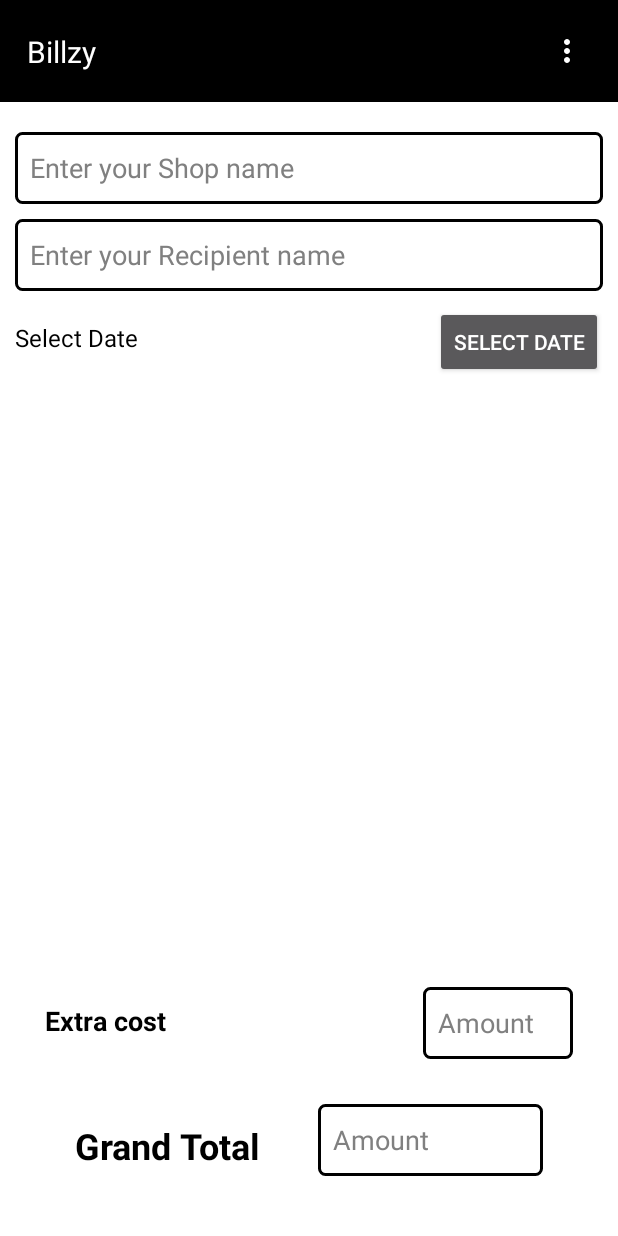
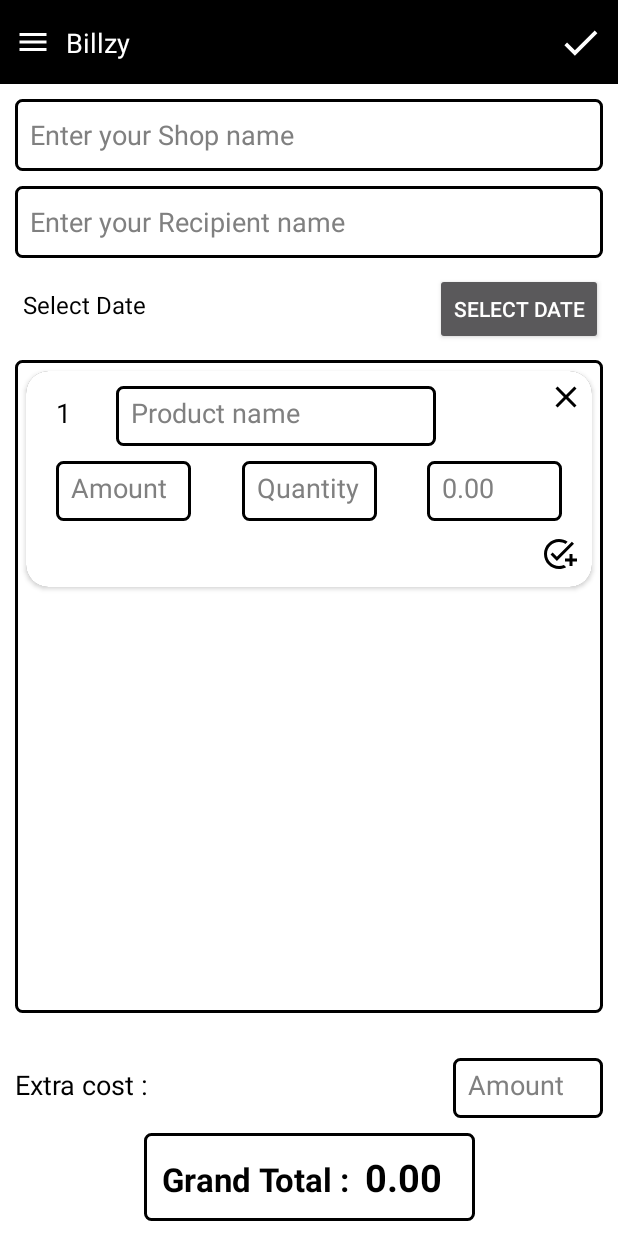
Before and after one commit to Nikson-Daniel/Billzy_Java, an Android app: the screen it shows after launch (MainActivity), on a phone screen of 412 x 824 dp. Run offline under Robolectric (Android 15) with nearby library versions, the phone set to English and light mode, and no system bars.

Commit message:
Main page update

```diff
--- a/Billzy_Android/app/build.gradle
+++ b/Billzy_Android/app/build.gradle
@@ -14,6 +14,10 @@ android {
         versionName "1.0"
 
         testInstrumentationRunner "androidx.test.runner.AndroidJUnitRunner"
+    }
+
+    buildFeatures {
+        viewBinding true
     }
 
     buildTypes {
--- a/Billzy_Android/app/src/main/java/com/example/billzyandroid/MainActivity.java
+++ b/Billzy_Android/app/src/main/java/com/example/billzyandroid/MainActivity.java
@@ -2,13 +2,76 @@ package com.example.billzyandroid;
 
 import androidx.appcompat.app.AppCompatActivity;
 
+import android.app.DatePickerDialog;
 import android.os.Bundle;
+import android.view.LayoutInflater;
+import android.view.View;
+import android.widget.DatePicker;
+import android.widget.LinearLayout;
+
+
+import com.example.billzyandroid.databinding.ActivityMainBinding;
+
+import java.util.Calendar;
 
 public class MainActivity extends AppCompatActivity {
+
+    private ActivityMainBinding binding;
 
     @Override
     protected void onCreate(Bundle savedInstanceState) {
         super.onCreate(savedInstanceState);
-        setContentView(R.layout.activity_main);
+        binding = ActivityMainBinding.inflate(getLayoutInflater());
+        View view = binding.getRoot();
+        setContentView(view);
+
+        binding.mDateButton.setOnClickListener(new View.OnClickListener() {
+            @Override
+            public void onClick(View v) {
+                setDate();
+            }
+        });
+
+        binding.tlbr.mCheck.setOnClickListener(new View.OnClickListener() {
+            @Override
+            public void onClick(View v) {
+                toolBarChk();
+            }
+        });
+
+        binding.mCard.addCard.setOnClickListener(new View.OnClickListener() {
+            @Override
+            public void onClick(View v) {
+                addCard();
+            }
+        });
+
+    }
+
+    private void setDate(){
+        Calendar calendar = Calendar.getInstance();
+        int year = calendar.get(Calendar.YEAR);
+        int month = calendar.get(Calendar.MONTH);
+        int date = calendar.get(Calendar.DATE);
+
+        DatePickerDialog datePickerDialog = new DatePickerDialog(this, new DatePickerDialog.OnDateSetListener() {
+            @Override
+            public void onDateSet(DatePicker view, int year, int month, int dayOfMonth) {
+                String showDate =  date+" / "+(month+1)+" / "+year;
+                binding.mDateText.setText(showDate);
+                binding.mDateButton.setText(R.string.change_date);
+            }
+        }, year, month, date);
+        datePickerDialog.show();
+    }
+
+    private void toolBarChk(){
+
+    }
+
+    private void addCard(){
+        LinearLayout ll = binding.ll;
+        View element = LayoutInflater.from(this).inflate(R.layout.card, ll, false);
+        ll.addView(element);
     }
 }
--- /dev/null
+++ b/Billzy_Android/app/src/main/res/drawable/fore_ground.xml
@@ -0,0 +1,15 @@
+<?xml version="1.0" encoding="utf-8"?>
+<selector xmlns:android="http://schemas.android.com/apk/res/android">
+    <item android:state_pressed="true">
+        <shape android:shape="rectangle">
+            <solid android:color="@color/grey"/>
+            <corners android:radius="10dp" />
+        </shape>
+    </item>
+    <item android:state_focused="true" android:state_enabled="true">
+        <shape android:shape="rectangle">
+            <solid android:color="#0f000000"/>
+            <corners android:radius="10dp" />
+        </shape>
+    </item>
+</selector>
--- /dev/null
+++ b/Billzy_Android/app/src/main/res/drawable/ic_baseline_check_24.xml
@@ -0,0 +1,5 @@
+<vector android:height="24dp" android:tint="#FFFFFF"
+    android:viewportHeight="24" android:viewportWidth="24"
+    android:width="24dp" xmlns:android="http://schemas.android.com/apk/res/android">
+    <path android:fillColor="@android:color/white" android:pathData="M9,16.17L4.83,12l-1.42,1.41L9,19 21,7l-1.41,-1.41z"/>
+</vector>
--- /dev/null
+++ b/Billzy_Android/app/src/main/res/drawable/ic_baseline_menu_24.xml
@@ -0,0 +1,5 @@
+<vector android:height="24dp" android:tint="#FFFFFF"
+    android:viewportHeight="24" android:viewportWidth="24"
+    android:width="24dp" xmlns:android="http://schemas.android.com/apk/res/android">
+    <path android:fillColor="@android:color/white" android:pathData="M3,18h18v-2L3,16v2zM3,13h18v-2L3,11v2zM3,6v2h18L21,6L3,6z"/>
+</vector>
--- a/Billzy_Android/app/src/main/res/layout/activity_main.xml
+++ b/Billzy_Android/app/src/main/res/layout/activity_main.xml
@@ -12,7 +12,7 @@
         android:id="@+id/tlbr"
         layout="@layout/toolbar"
         android:layout_width="match_parent"
-        android:layout_height="wrap_content"
+        android:layout_height="?attr/actionBarSize"
         app:layout_constraintEnd_toEndOf="parent"
         app:layout_constraintStart_toStartOf="parent"
         app:layout_constraintTop_toTopOf="parent" />
@@ -22,7 +22,7 @@
         android:layout_width="match_parent"
         android:layout_height="wrap_content"
         android:layout_marginStart="10dp"
-        android:layout_marginTop="20dp"
+        android:layout_marginTop="10dp"
         android:layout_marginEnd="10dp"
         android:background="@drawable/edit_text_bg"
         android:ems="10"
@@ -30,6 +30,7 @@
         android:inputType="textPersonName"
         android:minHeight="48dp"
         android:padding="10dp"
+        android:textColor="@color/black"
         android:textColorHint="@color/grey"
         app:layout_constraintEnd_toEndOf="parent"
         app:layout_constraintStart_toStartOf="parent"
@@ -48,28 +49,48 @@
         android:inputType="textPersonName"
         android:minHeight="48dp"
         android:padding="10dp"
+        android:textColor="@color/black"
         android:textColorHint="@color/grey"
         app:layout_constraintEnd_toEndOf="parent"
         app:layout_constraintStart_toStartOf="parent"
         app:layout_constraintTop_toBottomOf="@+id/editTextTextPersonName5" />
 
-    <ListView
+    <ScrollView
+        android:id="@+id/scroll"
         android:layout_width="match_parent"
-        android:layout_height="wrap_content"
+        android:layout_height="0dp"
         android:layout_marginStart="10dp"
-        android:layout_marginTop="20dp"
+        android:layout_marginTop="10dp"
         android:layout_marginEnd="10dp"
-        android:layout_marginBottom="20dp"
+        android:layout_marginBottom="10dp"
+        android:background="@drawable/edit_text_bg"
+        android:orientation="vertical"
         app:layout_constraintBottom_toTopOf="@+id/constraintLayout"
         app:layout_constraintEnd_toEndOf="parent"
         app:layout_constraintStart_toStartOf="parent"
-        app:layout_constraintTop_toBottomOf="@+id/editTextTextPersonName6" />
+        app:layout_constraintTop_toBottomOf="@+id/mDateButton">
+
+
+        <LinearLayout
+            android:id="@+id/ll"
+            android:layout_width="match_parent"
+            android:layout_height="wrap_content"
+            android:orientation="vertical">
+
+            <include
+                android:id="@+id/mCard"
+                layout="@layout/card"
+                android:layout_width="match_parent"
+                android:layout_height="wrap_content"
+                android:layout_margin="5dp" />
+        </LinearLayout>
+    </ScrollView>
 
     <androidx.constraintlayout.widget.ConstraintLayout
         android:id="@+id/constraintLayout"
         android:layout_width="match_parent"
         android:layout_height="wrap_content"
-        android:layout_marginBottom="20dp"
+        android:layout_marginBottom="10dp"
         app:layout_constraintBottom_toBottomOf="parent"
         app:layout_constraintEnd_toEndOf="parent"
         app:layout_constraintStart_toStartOf="parent">
@@ -78,70 +99,75 @@
             android:id="@+id/textView2"
             android:layout_width="wrap_content"
             android:layout_height="wrap_content"
-            android:layout_marginStart="30dp"
-            android:layout_marginTop="30dp"
+            android:layout_marginStart="10dp"
+            android:layout_marginTop="25dp"
             android:text="@string/extra_cost"
             android:textColor="@color/black"
-            android:textSize="18dp"
-            android:textStyle="bold"
+            android:textSize="18sp"
             app:layout_constraintStart_toStartOf="parent"
             app:layout_constraintTop_toTopOf="parent" />
 
         <EditText
             android:id="@+id/editTextTextPersonName7"
             android:layout_width="100dp"
-            android:layout_height="wrap_content"
+            android:layout_height="40dp"
             android:layout_marginTop="20dp"
-            android:layout_marginEnd="30dp"
+            android:layout_marginEnd="10dp"
             android:background="@drawable/edit_text_bg"
             android:ems="10"
             android:hint="@string/amount"
             android:inputType="number"
             android:minHeight="48dp"
             android:padding="10dp"
+            android:textColor="@color/black"
             android:textColorHint="@color/grey"
             app:layout_constraintEnd_toEndOf="parent"
             app:layout_constraintTop_toTopOf="parent" />
+
+
+        <LinearLayout
+            android:layout_width="wrap_content"
+            android:layout_height="wrap_content"
+            android:layout_marginStart="30dp"
+            android:layout_marginTop="10dp"
+            android:layout_marginEnd="30dp"
+            android:background="@drawable/edit_text_bg"
+            android:orientation="horizontal"
+            app:layout_constraintEnd_toEndOf="parent"
+            app:layout_constraintStart_toStartOf="parent"
+            app:layout_constraintTop_toBottomOf="@+id/editTextTextPersonName7">
 
             <TextView
                 android:id="@+id/textView3"
                 android:layout_width="wrap_content"
                 android:layout_height="wrap_content"
-            android:layout_marginStart="50dp"
-            android:layout_marginTop="50dp"
-            android:layout_marginBottom="20dp"
+                android:layout_marginStart="10dp"
                 android:text="@string/grand_total"
                 android:textColor="@color/black"
-            android:textSize="24sp"
-            android:textStyle="bold"
-            app:layout_constraintBottom_toBottomOf="parent"
-            app:layout_constraintStart_toStartOf="parent"
-            app:layout_constraintTop_toBottomOf="@+id/textView2" />
+                android:textSize="22sp"
+                android:textStyle="bold" />
 
-        <EditText
-            android:id="@+id/editTextTextPersonName9"
-            android:layout_width="150dp"
+            <TextView
+                android:id="@+id/finalAmount"
+                android:layout_width="wrap_content"
                 android:layout_height="wrap_content"
-            android:layout_marginTop="30dp"
-            android:layout_marginEnd="50dp"
-            android:layout_marginBottom="20dp"
-            android:background="@drawable/edit_text_bg"
-            android:ems="10"
-            android:hint="@string/amount"
-            android:inputType="number"
+                android:layout_marginEnd="10dp"
                 android:minHeight="48dp"
                 android:padding="10dp"
+                android:text="0.00"
+                android:textColor="@color/black"
                 android:textColorHint="@color/grey"
-            app:layout_constraintBottom_toBottomOf="parent"
-            app:layout_constraintEnd_toEndOf="parent"
-            app:layout_constraintTop_toBottomOf="@+id/editTextTextPersonName7" />
+                android:textSize="25sp"
+                android:textStyle="bold" />
+
+        </LinearLayout>
     </androidx.constraintlayout.widget.ConstraintLayout>
 
     <TextView
-        android:id="@+id/textView4"
+        android:id="@+id/mDateText"
         android:layout_width="wrap_content"
         android:layout_height="wrap_content"
-        android:layout_marginStart="10dp"
+        android:layout_marginStart="15dp"
         android:layout_marginTop="20dp"
         android:text="@string/select_date"
         android:textColor="@color/black"
@@ -150,7 +176,7 @@
         app:layout_constraintTop_toBottomOf="@+id/editTextTextPersonName6" />
 
     <Button
-        android:id="@+id/button"
+        android:id="@+id/mDateButton"
         android:layout_width="wrap_content"
         android:layout_height="wrap_content"
         android:layout_marginTop="10dp"
--- a/Billzy_Android/app/src/main/res/layout/card.xml
+++ b/Billzy_Android/app/src/main/res/layout/card.xml
@@ -18,7 +18,7 @@
             android:layout_width="wrap_content"
             android:layout_height="wrap_content"
             android:layout_marginStart="20dp"
-            android:layout_marginTop="20dp"
+            android:layout_marginTop="15dp"
             android:text="1"
             android:textColor="@color/black"
             android:textSize="18sp"
@@ -28,7 +28,7 @@
         <EditText
             android:id="@+id/editTextTextPersonName"
             android:layout_width="wrap_content"
-            android:layout_height="wrap_content"
+            android:layout_height="40dp"
             android:layout_marginStart="30dp"
             android:layout_marginTop="10dp"
             android:background="@drawable/edit_text_bg"
@@ -37,24 +37,28 @@
             android:inputType="textPersonName"
             android:minHeight="48dp"
             android:padding="10dp"
+            android:textColor="@color/black"
             android:textColorHint="@color/grey"
             card_view:layout_constraintStart_toEndOf="@+id/textView"
             card_view:layout_constraintTop_toTopOf="parent" />
 
         <ImageView
-            android:id="@+id/imageView2"
+            android:clickable="true"
+            android:focusable="true"
+            android:foreground="@drawable/fore_ground"
+            android:id="@+id/mCloseCard"
             android:layout_width="wrap_content"
             android:layout_height="wrap_content"
-            android:layout_marginTop="20dp"
-            android:layout_marginEnd="20dp"
+            android:layout_marginTop="5dp"
+            android:layout_marginEnd="5dp"
             app:layout_constraintEnd_toEndOf="parent"
             app:layout_constraintTop_toTopOf="parent"
             card_view:srcCompat="@drawable/ic_baseline_close_24" />
 
         <EditText
             android:id="@+id/editTextTextPersonName2"
-            android:layout_width="100dp"
-            android:layout_height="wrap_content"
+            android:layout_width="90dp"
+            android:layout_height="40dp"
             android:layout_marginStart="20dp"
             android:layout_marginTop="10dp"
             android:background="@drawable/edit_text_bg"
@@ -63,14 +67,15 @@
             android:inputType="number"
             android:minHeight="48dp"
             android:padding="10dp"
+            android:textColor="@color/black"
             android:textColorHint="@color/grey"
             app:layout_constraintStart_toStartOf="parent"
             app:layout_constraintTop_toBottomOf="@+id/editTextTextPersonName" />
 
         <EditText
             android:id="@+id/editTextTextPersonName3"
-            android:layout_width="100dp"
-            android:layout_height="wrap_content"
+            android:layout_width="90dp"
+            android:layout_height="40dp"
             android:layout_marginStart="20dp"
             android:layout_marginTop="10dp"
             android:layout_marginEnd="20dp"
@@ -80,6 +85,7 @@
             android:inputType="number"
             android:minHeight="48dp"
             android:padding="10dp"
+            android:textColor="@color/black"
             android:textColorHint="@color/grey"
             app:layout_constraintEnd_toStartOf="@+id/editTextTextPersonName4"
             app:layout_constraintStart_toEndOf="@+id/editTextTextPersonName2"
@@ -87,8 +93,8 @@
 
         <EditText
             android:id="@+id/editTextTextPersonName4"
-            android:layout_width="100dp"
-            android:layout_height="wrap_content"
+            android:layout_width="90dp"
+            android:layout_height="40dp"
             android:layout_marginTop="10dp"
             android:layout_marginEnd="20dp"
             android:background="@drawable/edit_text_bg"
@@ -97,16 +103,20 @@
             android:inputType="number"
             android:minHeight="48dp"
             android:padding="10dp"
+            android:textColor="@color/black"
             android:textColorHint="@color/grey"
             app:layout_constraintEnd_toEndOf="parent"
             app:layout_constraintTop_toBottomOf="@+id/editTextTextPersonName" />
 
         <ImageView
-            android:id="@+id/imageView3"
+            android:clickable="true"
+            android:focusable="true"
+            android:foreground="@drawable/fore_ground"
+            android:id="@+id/addCard"
             android:layout_width="wrap_content"
             android:layout_height="wrap_content"
             android:layout_marginTop="10dp"
-            android:layout_marginEnd="20dp"
+            android:layout_marginEnd="10dp"
             android:layout_marginBottom="10dp"
             app:layout_constraintBottom_toBottomOf="parent"
             app:layout_constraintEnd_toEndOf="parent"
--- a/Billzy_Android/app/src/main/res/layout/toolbar.xml
+++ b/Billzy_Android/app/src/main/res/layout/toolbar.xml
@@ -4,32 +4,50 @@
     xmlns:tools="http://schemas.android.com/tools"
     android:id="@+id/tlBr"
     android:layout_width="match_parent"
-    android:minHeight="?attr/actionBarSize"
-    android:layout_height="wrap_content"
+    android:layout_height="?attr/actionBarSize"
     android:background="@color/black">
 
     <TextView
         android:layout_width="wrap_content"
         android:layout_height="wrap_content"
-        android:layout_margin="18dp"
+        android:layout_marginStart="10dp"
         android:text="@string/app_name"
         android:textColor="@color/white"
-        android:textSize="20sp"
+        android:textSize="18sp"
         app:layout_constraintBottom_toBottomOf="parent"
-        app:layout_constraintStart_toStartOf="parent"
+        app:layout_constraintStart_toEndOf="@+id/imageView4"
         app:layout_constraintTop_toTopOf="parent">
 
     </TextView>
 
     <ImageView
-        android:id="@+id/imageView"
-        android:layout_width="wrap_content"
-        android:layout_height="wrap_content"
-        android:layout_margin="22dp"
+        android:id="@+id/mCheck"
+        android:layout_width="30dp"
+        android:layout_height="30dp"
+        android:layout_marginEnd="10dp"
+        android:clickable="true"
+        android:focusable="true"
+        android:foreground="@drawable/fore_ground"
+        android:minWidth="48dp"
+        android:minHeight="48dp"
         app:layout_constraintBottom_toBottomOf="parent"
         app:layout_constraintEnd_toEndOf="parent"
         app:layout_constraintTop_toTopOf="parent"
-        app:srcCompat="@drawable/ic_baseline_more_vert_24" />
+        app:srcCompat="@drawable/ic_baseline_check_24"
+        tools:ignore="SpeakableTextPresentCheck" />
+
+    <ImageView
+        android:clickable="true"
+        android:focusable="true"
+        android:foreground="@drawable/fore_ground"
+        android:id="@+id/imageView4"
+        android:layout_width="wrap_content"
+        android:layout_height="wrap_content"
+        android:layout_marginStart="10dp"
+        app:layout_constraintBottom_toBottomOf="parent"
+        app:layout_constraintStart_toStartOf="parent"
+        app:layout_constraintTop_toTopOf="parent"
+        app:srcCompat="@drawable/ic_baseline_menu_24" />
 
 
 </androidx.constraintlayout.widget.ConstraintLayout>
--- a/Billzy_Android/app/src/main/res/values/colors.xml
+++ b/Billzy_Android/app/src/main/res/values/colors.xml
@@ -8,4 +8,5 @@
     <color name="black">#FF000000</color>
     <color name="white">#FFFFFFFF</color>
     <color name="grey">#808080</color>
+    <color name="red">#FF0000</color>
 </resources>
--- a/Billzy_Android/app/src/main/res/values/strings.xml
+++ b/Billzy_Android/app/src/main/res/values/strings.xml
@@ -5,7 +5,8 @@
     <string name="quantity">Quantity</string>
     <string name="enter_your_shop_name">Enter your Shop name</string>
     <string name="enter_your_recipient">Enter your Recipient name</string>
-    <string name="extra_cost">Extra cost</string>
-    <string name="grand_total">Grand Total</string>
+    <string name="extra_cost">Extra cost :</string>
+    <string name="grand_total">Grand Total :</string>
     <string name="select_date">Select Date</string>
+    <string name="change_date">CHANGE DATE</string>
 </resources>
```
Lines whose indentation alone changed are shown as unchanged.
